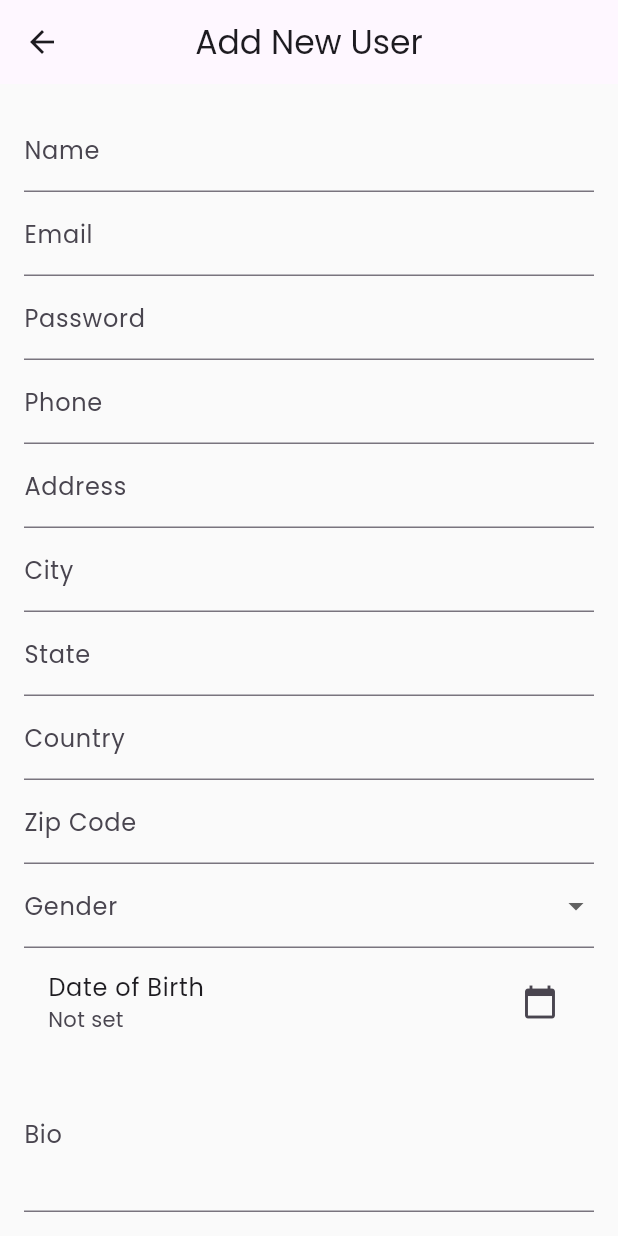
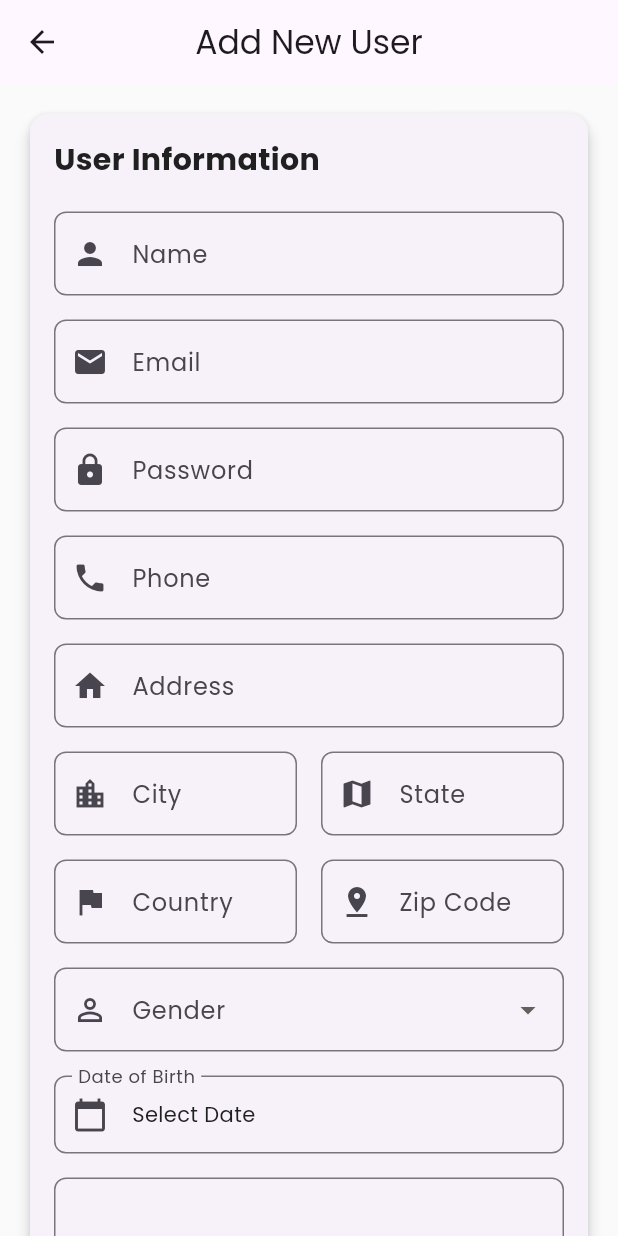
Before and after one commit to risfat/laravel-user-management-mobile-app, a Flutter app: the AddUserPage screen opened directly, on a phone screen of 412 x 824 dp. Run offline on Flutter 3.47's test engine with Material 3 defaults, Android fonts, the phone set to English and light mode, and no system bars; drawn by our look-alikes of flutter_animate; our stand-ins replace bloc_concurrency, dartz, dio, equatable, fl_chart, flutter_bloc and 12 more; accounts and stored records are empty.

Commit message:
[Update] Users Crud Operation UI Updated... 🔥

```diff
--- a/lib/data/models/user_model.dart
+++ b/lib/data/models/user_model.dart
@@ -19,7 +19,6 @@ class UserModel extends User {
   final String? profilePhotoPath;
   final String? twoFactorConfirmedAt;
   final String? profilePhotoUrl;
-  final String? fullName;
 
   const UserModel({
     required int id,
@@ -43,7 +42,6 @@ class UserModel extends User {
     this.profilePhotoPath,
     this.twoFactorConfirmedAt,
     this.profilePhotoUrl,
-    this.fullName,
   }) : super(
           id: id,
           name: name,
@@ -72,9 +70,7 @@ class UserModel extends User {
         status: json['status'] ?? false,
         profilePhotoPath: json['profile_photo_path'],
         twoFactorConfirmedAt: json['two_factor_confirmed_at'],
-      profilePhotoUrl: json['profile_photo_url'],
-      fullName: json['full_name'] ?? 'Unknown',
-    );
+        profilePhotoUrl: json['profile_photo_url']);
   }
 
   Map<String, dynamic> toJson() {
@@ -100,7 +96,6 @@ class UserModel extends User {
       'profile_photo_path': profilePhotoPath,
       'two_factor_confirmed_at': twoFactorConfirmedAt,
       'profile_photo_url': profilePhotoUrl,
-      'full_name': fullName,
     };
   }
 }
--- a/lib/presentation/pages/user/add_user_screen.dart
+++ b/lib/presentation/pages/user/add_user_screen.dart
@@ -1,11 +1,13 @@
 import 'package:flutter/material.dart';
 import 'package:flutter_bloc/flutter_bloc.dart';
 import 'package:intl/intl.dart';
+import 'package:flutter_animate/flutter_animate.dart';
 
 import '../../bloc/user/user_bloc.dart';
 import '../../bloc/user/user_event.dart';
 import '../../bloc/user/user_state.dart';
 import '../../widgets/custom_elevated_button.dart';
+import '../../../core/config/colors.dart';
 
 class AddUserPage extends StatefulWidget {
   const AddUserPage({Key? key}) : super(key: key);
@@ -49,6 +51,7 @@ class _AddUserPageState extends State<AddUserPage> {
     return Scaffold(
       appBar: AppBar(
         title: const Text('Add New User'),
+        elevation: 0,
       ),
       body: BlocListener<UserBloc, UserState>(
         listener: (context, state) {
@@ -66,69 +69,104 @@ class _AddUserPageState extends State<AddUserPage> {
         },
         child: SingleChildScrollView(
           padding: const EdgeInsets.all(16.0),
+          child: Card(
+            elevation: 4,
+            shape: RoundedRectangleBorder(
+              borderRadius: BorderRadius.circular(12),
+            ),
+            child: Padding(
+              padding: const EdgeInsets.all(16.0),
               child: Form(
                 key: _formKey,
                 child: Column(
                   crossAxisAlignment: CrossAxisAlignment.start,
                   children: [
-                TextFormField(
-                  controller: _nameController,
-                  decoration: const InputDecoration(labelText: 'Name'),
+                    const Text(
+                      'User Information',
+                      style: TextStyle(
+                        fontSize: 20,
+                        fontWeight: FontWeight.bold,
+                      ),
+                    ).animate().fadeIn(duration: 600.ms).slideX(),
+                    const SizedBox(height: 20),
+                    _buildTextField(_nameController, 'Name', Icons.person),
+                    _buildTextField(_emailController, 'Email', Icons.email),
+                    _buildTextField(_passwordController, 'Password', Icons.lock, isPassword: true),
+                    _buildTextField(_phoneController, 'Phone', Icons.phone),
+                    _buildTextField(_addressController, 'Address', Icons.home),
+                    Row(
+                      children: [
+                        Expanded(child: _buildTextField(_cityController, 'City', Icons.location_city)),
+                        const SizedBox(width: 16),
+                        Expanded(child: _buildTextField(_stateController, 'State', Icons.map)),
+                      ],
+                    ),
+                    Row(
+                      children: [
+                        Expanded(child: _buildTextField(_countryController, 'Country', Icons.flag)),
+                        const SizedBox(width: 16),
+                        Expanded(child: _buildTextField(_zipCodeController, 'Zip Code', Icons.pin_drop)),
+                      ],
+                    ),
+                    _buildGenderDropdown(),
+                    _buildDateOfBirthPicker(context),
+                    _buildTextField(_bioController, 'Bio', Icons.description, maxLines: 3),
+                    const SizedBox(height: 20),
+                    BlocBuilder<UserBloc, UserState>(
+                      builder: (context, state) {
+                        return CustomElevatedButton(
+                          onTap: _submitForm,
+                          isLoading: state.isLoading,
+                          label: 'Add User',
+                        );
+                      },
+                    ),
+                  ],
+                ).animate().fadeIn(duration: 600.ms).slideY(),
+              ),
+            ),
+          ),
+        ),
+      ),
+    );
+  }
+
+  Widget _buildTextField(TextEditingController controller, String label, IconData icon, {bool isPassword = false, int maxLines = 1}) {
+    return Padding(
+      padding: const EdgeInsets.only(bottom: 16.0),
+      child: TextFormField(
+        controller: controller,
+        decoration: InputDecoration(
+          labelText: label,
+          prefixIcon: Icon(icon),
+          border: OutlineInputBorder(
+            borderRadius: BorderRadius.circular(8),
+          ),
+        ),
+        obscureText: isPassword,
+        maxLines: maxLines,
         validator: (value) {
           if (value == null || value.isEmpty) {
-                      return 'Please enter a name';
+            return 'Please enter $label';
           }
           return null;
         },
       ),
-                TextFormField(
-                  controller: _emailController,
-                  decoration: const InputDecoration(labelText: 'Email'),
-                  validator: (value) {
-                    if (value == null || value.isEmpty) {
-                      return 'Please enter an email';
+    );
   }
-                    return null;
-                  },
+
+  Widget _buildGenderDropdown() {
+    return Padding(
+      padding: const EdgeInsets.only(bottom: 16.0),
+      child: DropdownButtonFormField<String>(
+        value: _gender,
+        decoration: InputDecoration(
+          labelText: 'Gender',
+          prefixIcon: const Icon(Icons.person_outline),
+          border: OutlineInputBorder(
+            borderRadius: BorderRadius.circular(8),
           ),
-                TextFormField(
-                  controller: _passwordController,
-                  decoration: const InputDecoration(labelText: 'Password'),
-                  obscureText: true,
-                  validator: (value) {
-                    if (value == null || value.isEmpty) {
-                      return 'Please enter a password';
-                    }
-                    return null;
-                  },
         ),
-                TextFormField(
-                  controller: _phoneController,
-                  decoration: const InputDecoration(labelText: 'Phone'),
-                ),
-                TextFormField(
-                  controller: _addressController,
-                  decoration: const InputDecoration(labelText: 'Address'),
-                ),
-                TextFormField(
-                  controller: _cityController,
-                  decoration: const InputDecoration(labelText: 'City'),
-                ),
-                TextFormField(
-                  controller: _stateController,
-                  decoration: const InputDecoration(labelText: 'State'),
-                ),
-                TextFormField(
-                  controller: _countryController,
-                  decoration: const InputDecoration(labelText: 'Country'),
-                ),
-                TextFormField(
-                  controller: _zipCodeController,
-                  decoration: const InputDecoration(labelText: 'Zip Code'),
-                ),
-                DropdownButtonFormField<String>(
-                  value: _gender,
-                  decoration: const InputDecoration(labelText: 'Gender'),
         items: ['male', 'female', 'other']
             .map((gender) => DropdownMenuItem(
           value: gender,
@@ -141,16 +179,17 @@ class _AddUserPageState extends State<AddUserPage> {
           });
         },
       ),
-                ListTile(
-                  title: const Text('Date of Birth'),
-                  subtitle: Text(_dateOfBirth != null
-                      ? DateFormat('yyyy-MM-dd').format(_dateOfBirth!)
-                      : 'Not set'),
-                  trailing: const Icon(Icons.calendar_today),
+    );
+  }
+
+  Widget _buildDateOfBirthPicker(BuildContext context) {
+    return Padding(
+      padding: const EdgeInsets.only(bottom: 16.0),
+      child: InkWell(
         onTap: () async {
           final DateTime? picked = await showDatePicker(
             context: context,
-                      initialDate: DateTime.now(),
+            initialDate: _dateOfBirth ?? DateTime.now(),
             firstDate: DateTime(1900),
             lastDate: DateTime.now(),
           );
@@ -160,17 +199,25 @@ class _AddUserPageState extends State<AddUserPage> {
             });
           }
         },
+        child: InputDecorator(
+          decoration: InputDecoration(
+            labelText: 'Date of Birth',
+            prefixIcon: const Icon(Icons.calendar_today),
+            border: OutlineInputBorder(
+              borderRadius: BorderRadius.circular(8),
             ),
-                TextFormField(
-                  controller: _bioController,
-                  decoration: const InputDecoration(labelText: 'Bio'),
-                  maxLines: 3,
           ),
-                const SizedBox(height: 20),
-                BlocBuilder<UserBloc, UserState>(
-                  builder: (context, state) {
-                    return CustomElevatedButton(
-                      onTap: () {
+          child: Text(
+            _dateOfBirth != null
+                ? DateFormat('yyyy-MM-dd').format(_dateOfBirth!)
+                : 'Select Date',
+          ),
+        ),
+      ),
+    );
+  }
+
+  void _submitForm() {
     if (_formKey.currentState!.validate()) {
       context.read<UserBloc>().add(
         CreateUserEvent(
@@ -189,17 +236,5 @@ class _AddUserPageState extends State<AddUserPage> {
         ),
       );
     }
-                      },
-                      isLoading: state.isLoading,
-                      label: 'Add User',
-                    );
-                  },
-                ),
-              ],
-            ),
-          ),
-        ),
-      ),
-    );
   }
 }
--- a/lib/presentation/pages/user/user_details_screen.dart
+++ b/lib/presentation/pages/user/user_details_screen.dart
@@ -67,7 +67,7 @@ class _UserDetailsScreenState extends State<UserDetailsScreen> {
       pinned: true,
       flexibleSpace: FlexibleSpaceBar(
         title: Text(
-          user.fullName ?? 'N/A',
+          user.name,
           maxLines: 1,
           overflow: TextOverflow.ellipsis,
           style: const TextStyle(color: Colors.white),
@@ -113,7 +113,7 @@ class _UserDetailsScreenState extends State<UserDetailsScreen> {
           crossAxisAlignment: CrossAxisAlignment.start,
           children: [
             _buildSectionTitle('Personal Information'),
-            _buildInfoRow(Icons.person, 'Full Name', user.fullName ?? "N/A"),
+            _buildInfoRow(Icons.person, 'Full Name', user.name),
             _buildInfoRow(Icons.email, 'Email', user.email),
             _buildInfoRow(Icons.phone, 'Phone', user.phone ?? 'Not provided'),
             _buildInfoRow(
--- a/lib/presentation/pages/user/users_page.dart
+++ b/lib/presentation/pages/user/users_page.dart
@@ -97,9 +97,7 @@ class _UsersPageState extends State<UsersPage> {
           ),
         ),
         title: Text(
-          (user.firstName != null && user.lastName != null)
-              ? '${user.firstName} ${user.lastName}'
-              : user.name,
+          user.name,
           style: const TextStyle(fontWeight: FontWeight.bold),
         ),
         subtitle: Text(
```
Also changed, not shown: lib/presentation/pages/user/update_user_screen.dart (+90 -79 lines), 4 other files. Lines whose indentation alone changed are shown as unchanged.
